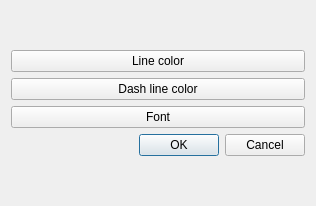
This is src/pn/settings.ui in Artimi/icp_pn as Qt 5 draws it before an edit. The edited form follows.
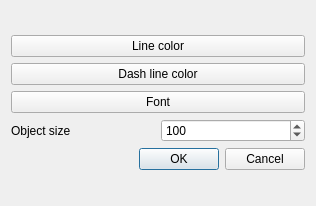
This is the edited form.

What changed in the file:
```diff
--- a/src/pn/settings.ui
+++ b/src/pn/settings.ui
@@ -37,6 +37,30 @@
        </property>
       </widget>
      </item>
+     <item>
+      <layout class="QHBoxLayout" name="horizontalLayout">
+       <item>
+        <widget class="QLabel" name="label">
+         <property name="text">
+          <string>Object size</string>
+         </property>
+        </widget>
+       </item>
+       <item>
+        <widget class="QSpinBox" name="SBObjectSize">
+         <property name="minimum">
+          <number>30</number>
+         </property>
+         <property name="maximum">
+          <number>300</number>
+         </property>
+         <property name="value">
+          <number>100</number>
+         </property>
+        </widget>
+       </item>
+      </layout>
+     </item>
      <item>
       <widget class="QDialogButtonBox" name="buttonBox">
        <property name="standardButtons">
```
